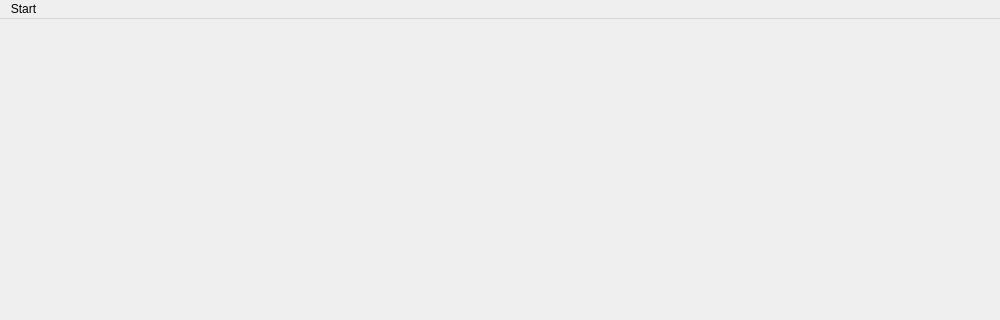
Before: the Qt Designer form mainwindowview.ui in FettGoenner/coma3, drawn with Qt 5; both pictures show x 0 to 1000 and y 0 to 320 of the 1000 by 1000 pixel window.
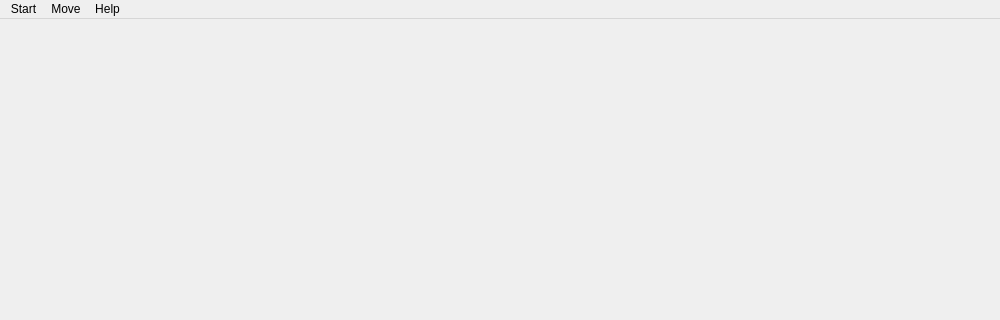
After: the same form once the commit is applied.

What changed in the file:
```diff
--- a/mainwindowview.ui
+++ b/mainwindowview.ui
@@ -39,7 +39,7 @@
      <x>0</x>
      <y>0</y>
      <width>1000</width>
-     <height>24</height>
+     <height>23</height>
     </rect>
    </property>
    <widget class="QMenu" name="menuStart">
@@ -58,7 +58,23 @@
     <addaction name="aboutAction"/>
     <addaction name="exitAction"/>
    </widget>
+   <widget class="QMenu" name="menuHelp">
+    <property name="title">
+     <string>Move</string>
+    </property>
+    <addaction name="hintAction"/>
+    <addaction name="solutionAction"/>
+   </widget>
+   <widget class="QMenu" name="menuHelp_2">
+    <property name="title">
+     <string>Help</string>
+    </property>
+    <addaction name="aboutAction"/>
+    <addaction name="helpAction"/>
+   </widget>
    <addaction name="menuStart"/>
+   <addaction name="menuHelp"/>
+   <addaction name="menuHelp_2"/>
   </widget>
   <widget class="QStatusBar" name="statusBar">
    <property name="sizeGripEnabled">
```
Left out of the diff: 49 changed lines with no effect on the pictures.
